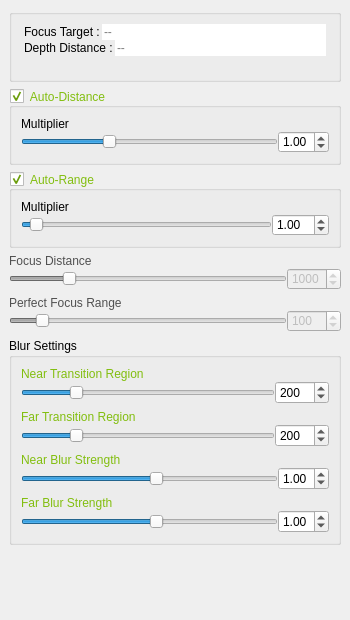
The window that Camera_Auto_Focus/Camera_Auto_Focus.ui (reallusion/iClone) describes before a commit, drawn with Qt 5.
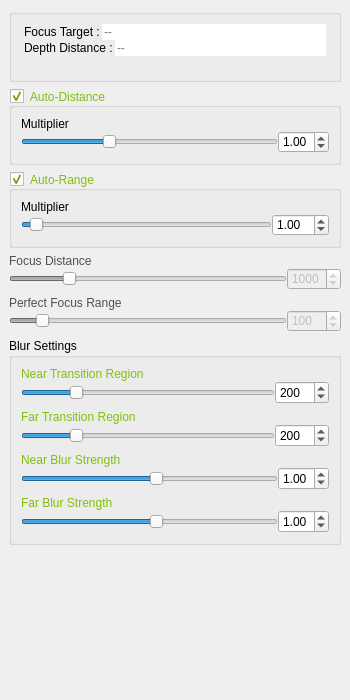
The same window after the commit.

Commit message: main.py ui docking defect fix.

```diff
--- a/Camera_Auto_Focus/Camera_Auto_Focus.ui
+++ b/Camera_Auto_Focus/Camera_Auto_Focus.ui
@@ -7,7 +7,7 @@
     <x>0</x>
     <y>0</y>
     <width>350</width>
-    <height>620</height>
+    <height>700</height>
    </rect>
   </property>
   <property name="sizePolicy">
@@ -19,7 +19,7 @@
   <property name="minimumSize">
    <size>
     <width>350</width>
-    <height>620</height>
+    <height>670</height>
    </size>
   </property>
   <property name="maximumSize">
```
